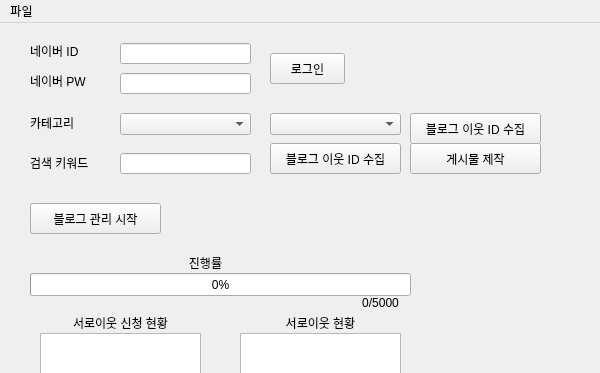
This is requirement.ui in jae-heo/blog-manager as Qt 5 draws it before an edit; both pictures show x 0 to 600 and y 0 to 373 of the 600 by 600 pixel window. The edited form follows.
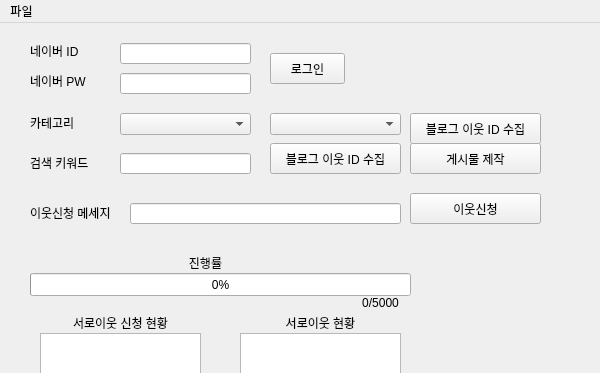
This is the edited form.

Commit message: UI 도 변경

Patch:
```diff
--- a/requirement.ui
+++ b/requirement.ui
@@ -346,14 +346,37 @@
    <widget class="QPushButton" name="neighbor_request_button">
     <property name="geometry">
      <rect>
-      <x>30</x>
-      <y>180</y>
+      <x>410</x>
+      <y>170</y>
       <width>131</width>
       <height>31</height>
      </rect>
     </property>
     <property name="text">
-     <string>블로그 관리 시작</string>
+     <string>이웃신청</string>
+    </property>
+   </widget>
+   <widget class="QLabel" name="search_keyword_label_2">
+    <property name="geometry">
+     <rect>
+      <x>30</x>
+      <y>180</y>
+      <width>91</width>
+      <height>20</height>
+     </rect>
+    </property>
+    <property name="text">
+     <string>이웃신청 메세지</string>
+    </property>
+   </widget>
+   <widget class="QLineEdit" name="neighbor_request_message">
+    <property name="geometry">
+     <rect>
+      <x>130</x>
+      <y>180</y>
+      <width>271</width>
+      <height>21</height>
+     </rect>
     </property>
    </widget>
   </widget>
```
